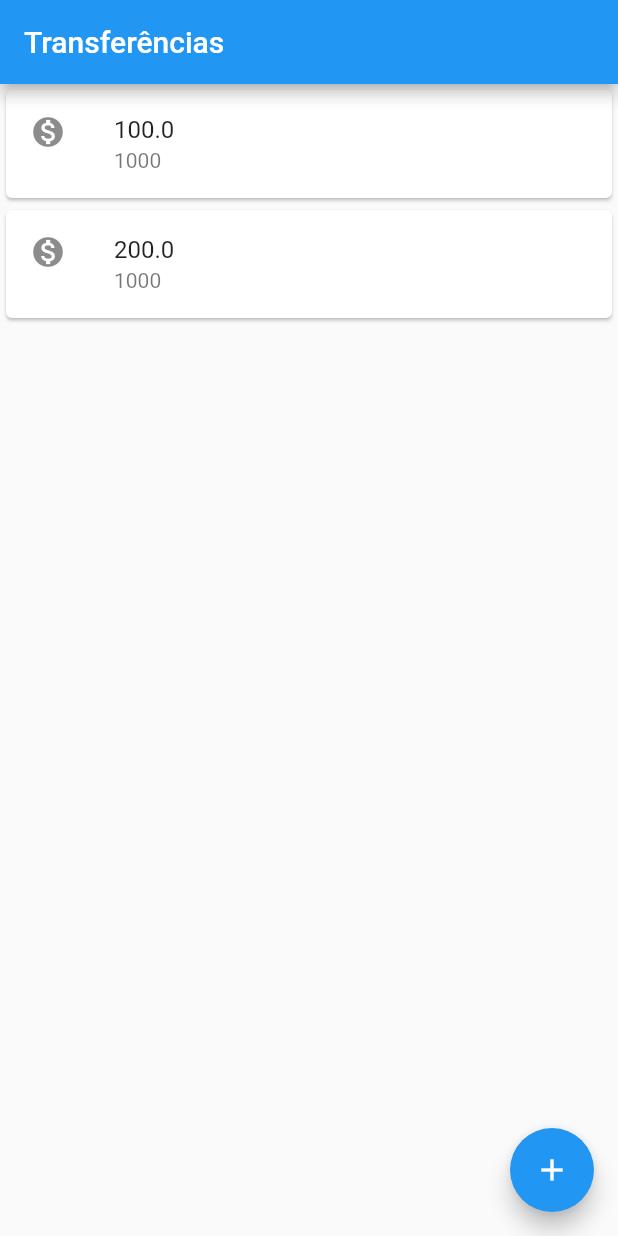
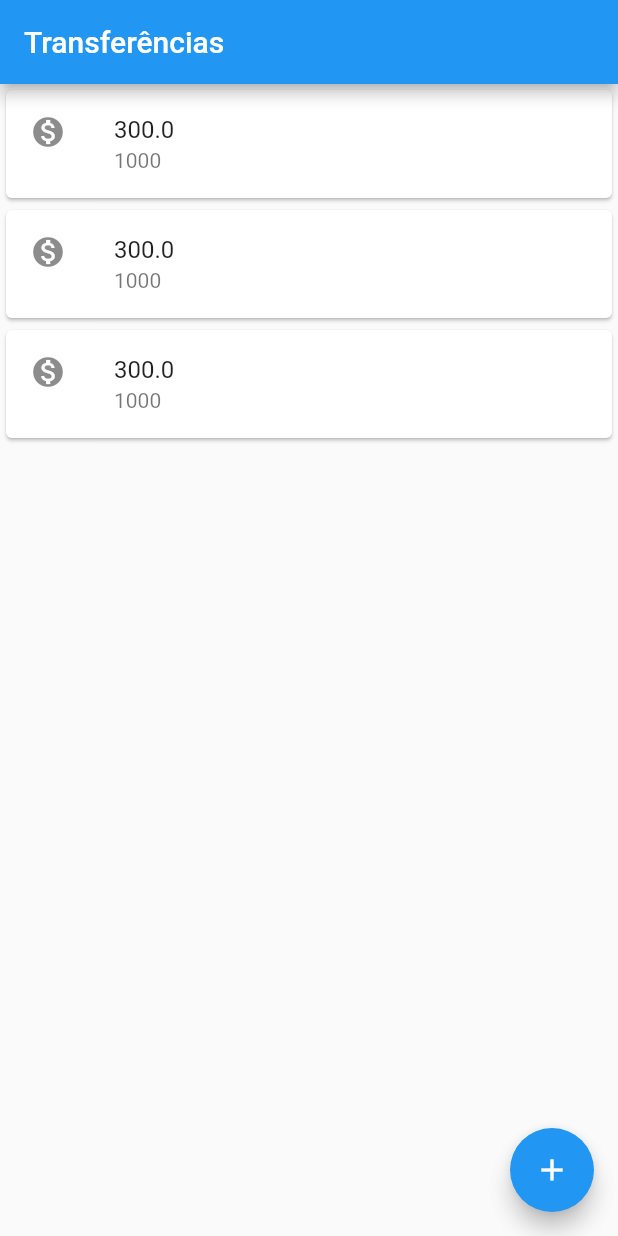
Before and after one commit to Felipemartinsgoulart/Bytebank, a Flutter app: the screen it shows after launch, on a phone screen of 412 x 824 dp. Run offline on Flutter 3.47's test engine with Material 2 defaults, Android fonts, the phone set to English and light mode, and no system bars.

Commit message:
Criação de classe para cada tranferência

```diff
--- a/lib/main.dart
+++ b/lib/main.dart
@@ -4,23 +4,24 @@ class ListaTransferencias extends StatelessWidget {
   @override
   Widget build(BuildContext context) {
     // TODO: implement build
-    return Column(
-      children: <Widget>[
-        Card(
-          child: ListTile(
-            leading: Icon(Icons.monetization_on),
-            title: Text('100.0'),
-            subtitle: Text('1000'),
-          ),
-        ),
-        Card(
-          child: ListTile(
-            leading: Icon(Icons.monetization_on),
-            title: Text('200.0'),
-            subtitle: Text('1000'),
-          ),
-        ),
-      ],
+    return Column(children: <Widget>[
+      ItemTransferencia(),
+      ItemTransferencia(),
+      ItemTransferencia(),
+    ]);
+  }
+}
+
+class ItemTransferencia extends StatelessWidget {
+  @override
+  Widget build(BuildContext context) {
+    // TODO: implement build
+    return Card(
+      child: ListTile(
+        leading: Icon(Icons.monetization_on),
+        title: Text('300.0'),
+        subtitle: Text('1000'),
+      ),
     );
   }
 }
```
